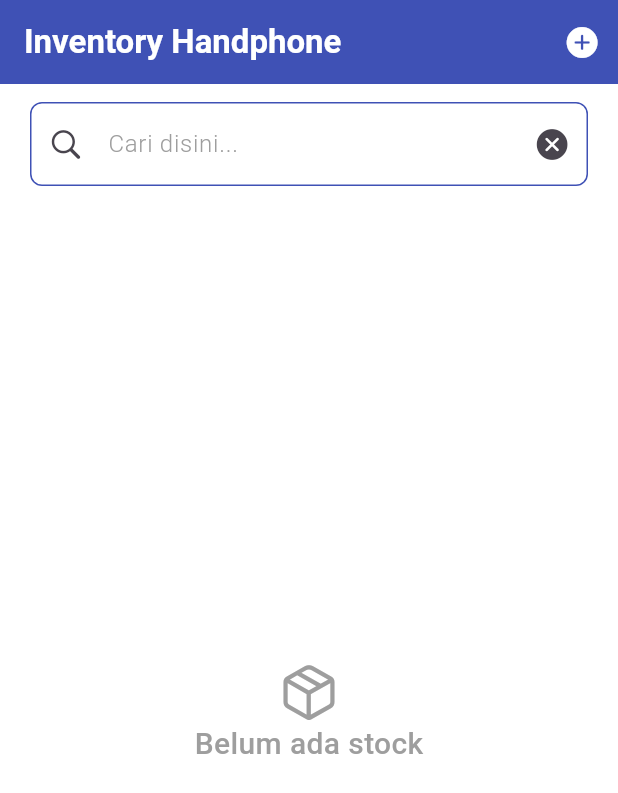
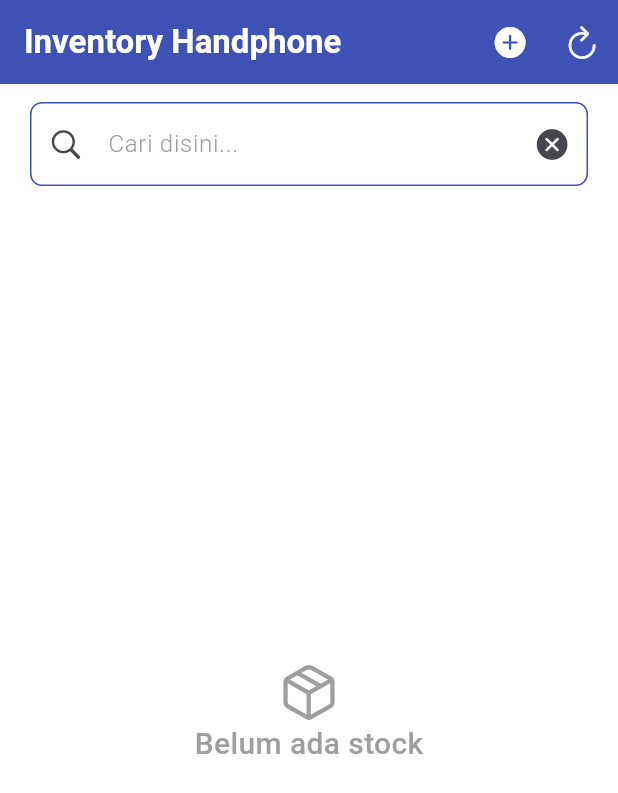
Before and after one commit to carolinechan17/inventory_hp, a Flutter app: the screen it shows after launch, on a phone screen of 412 x 824 dp. Shown: the top 793 px of the screen. Run offline on Flutter 3.47's test engine with Material 3 defaults, Android fonts, the light colour scheme and no system bars; our stand-ins replace equatable, flutter_bloc, flutter_dotenv, flutter_native_splash, flutter_typeahead, supabase_flutter; accounts and stored records are empty.

Commit message:
add refresh button

```diff
--- a/lib/bloc/fetch_phone_item/fetch_phone_bloc.dart
+++ b/lib/bloc/fetch_phone_item/fetch_phone_bloc.dart
@@ -41,7 +41,8 @@ class FetchPhoneBloc extends Bloc<FetchPhoneEvent, FetchPhoneState> {
     });
 
     on<GetPhones>((event, emit) async {
-      emit(state.copyWith(isSubmitting: true, isFail: false, isSuccess: false));
+      emit(state.copyWith(
+          isSubmitting: true, isFail: false, isSuccess: false, items: []));
 
       try {
         final response = await fetchAllPhoneItems();
--- a/lib/home_page.dart
+++ b/lib/home_page.dart
@@ -149,7 +149,6 @@ class _HomePageState extends State<HomePage> {
       }),
     );
   }
-}
 
   PreferredSizeWidget appBar(BuildContext context) {
     return AppBar(
@@ -195,6 +194,18 @@ PreferredSizeWidget appBar(BuildContext context) {
           },
           icon: Icon(CupertinoIcons.add_circled_solid),
         ),
+        IconButton(
+          onPressed: () {
+            setState(() {
+              fetchPhoneItem();
+            });
+          },
+          icon: Icon(
+            CupertinoIcons.arrow_clockwise,
+            color: Colors.white,
+          ),
+        )
       ],
     );
   }
+}
```
Lines whose indentation alone changed are shown as unchanged.
